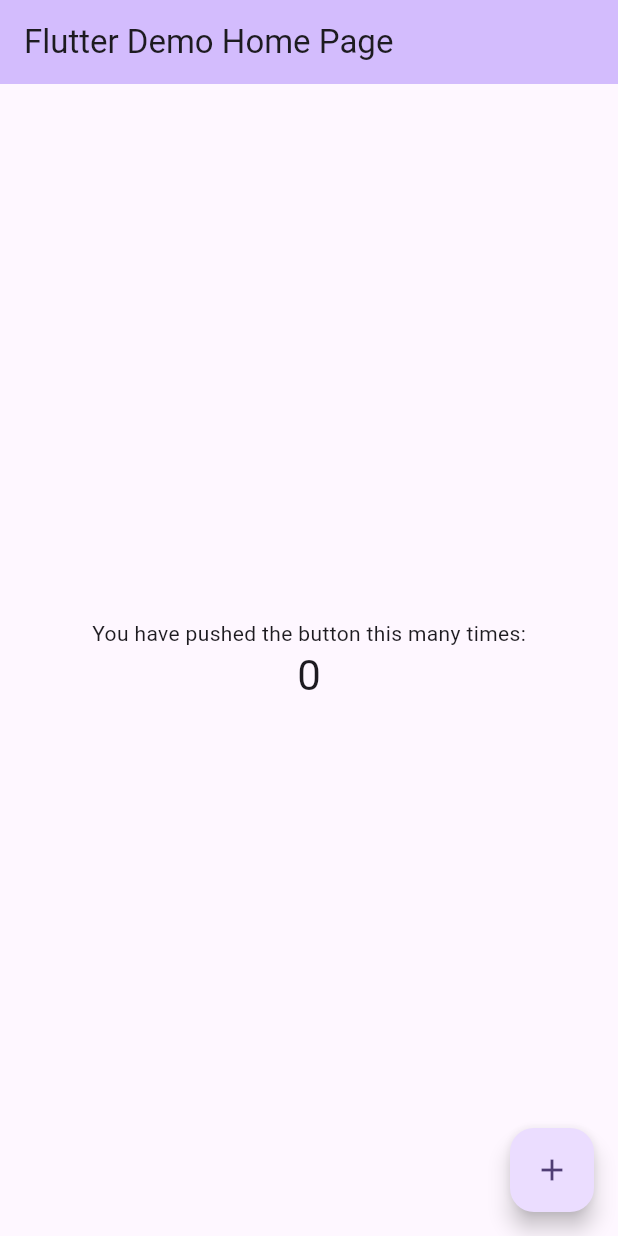
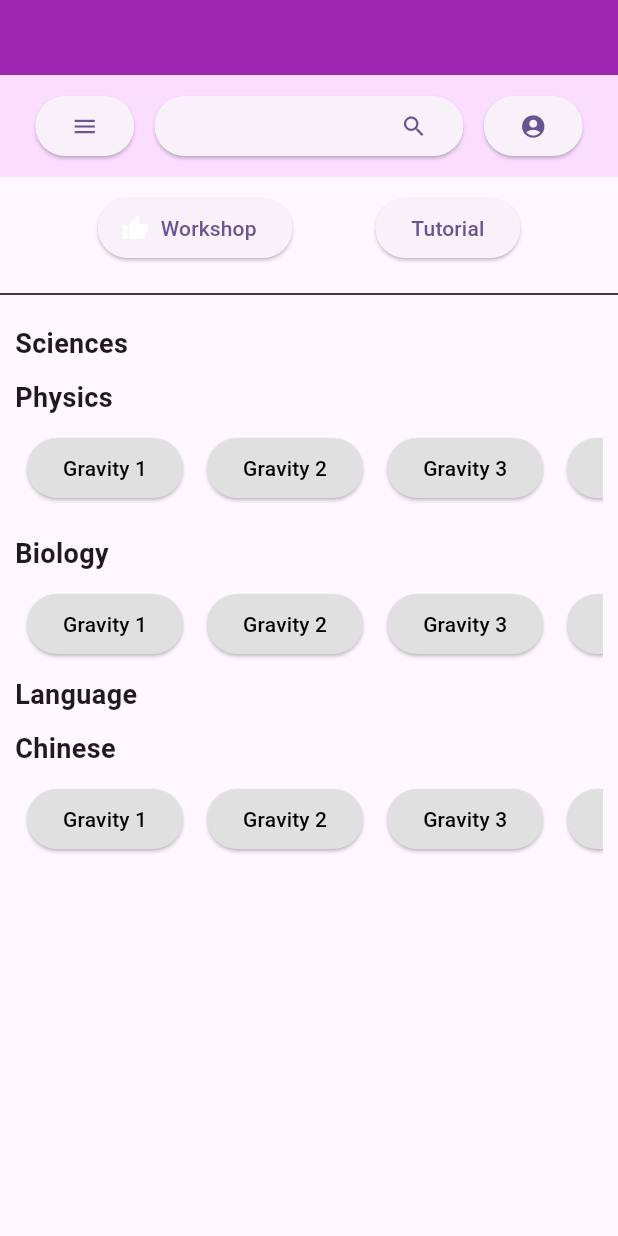
Before and after one commit to TadaaLenard/TechFest-LearningApps, a Flutter app: the screen it shows after launch, on a phone screen of 412 x 824 dp. Run offline on Flutter 3.47's test engine with Material 3 defaults, Android fonts, the phone set to English and light mode, and no system bars.

Commit message:
Siap template

```diff
--- /dev/null
+++ b/ilearn/lib/homepage.dart
@@ -0,0 +1,221 @@
+import 'package:flutter/material.dart';
+
+class MyHomePage extends StatefulWidget {
+  const MyHomePage({super.key, required this.title});
+
+  final String title;
+
+  @override
+  State<MyHomePage> createState() => _MyHomePageState();
+}
+
+class _MyHomePageState extends State<MyHomePage> {
+  int _counter = 0;
+
+  void _incrementCounter() {
+    setState(() {
+      // This call to setState tells the Flutter framework that something has
+      // changed in this State, which causes it to rerun the build method below
+      // so that the display can reflect the updated values. If we changed
+      // _counter without calling setState(), then the build method would not be
+      // called again, and so nothing would appear to happen.
+      _counter++;
+    });
+  }
+
+  @override
+  Widget build(BuildContext context) {
+    // This method is rerun every time setState is called, for instance as done
+    // by the _incrementCounter method above.
+    //
+    // The Flutter framework has been optimized to make rerunning build methods
+    // fast, so that you can just rebuild anything that needs updating rather
+    // than having to individually change instances of widgets.
+    return Scaffold(
+      body: SingleChildScrollView(
+        // Makes the screen scrollable
+        child: Center(
+          child: Column(
+            mainAxisAlignment: MainAxisAlignment.center,
+            children: [
+              Container(
+                height: 50, // Set height
+                color: Colors.purple, // Set background color
+              ),
+              Container(
+                color: const Color.fromARGB(
+                    255, 250, 221, 255), // Background color for the row
+                padding: EdgeInsets.all(10), // Optional padding
+                child: Row(
+                  mainAxisAlignment: MainAxisAlignment.spaceEvenly,
+                  children: [
+                    ElevatedButton(
+                      onPressed: () {
+                        print("Button Pressed!");
+                      },
+                      child: Icon(
+                        Icons.menu,
+                      ),
+                    ),
+                    SizedBox(
+                      width: MediaQuery.of(context).size.width * 0.5,
+                      child: ElevatedButton(
+                        onPressed: () {
+                          print("Button Pressed!");
+                        },
+                        child: Row(
+                            mainAxisAlignment: MainAxisAlignment.end,
+                            children: [
+                              Icon(
+                                Icons.search,
+                              ),
+                            ]),
+                      ),
+                    ),
+                    ElevatedButton(
+                      onPressed: () {
+                        print("Button Pressed!");
+                      },
+                      child: Icon(
+                        Icons.account_circle,
+                      ),
+                    )
+                  ],
+                ),
+              ),
+              Container(
+                padding: EdgeInsets.all(10),
+                child: Row(
+                  mainAxisAlignment: MainAxisAlignment.spaceEvenly,
+                  children: [
+                    ElevatedButton.icon(
+                      icon: Icon(Icons.thumb_up, color: Colors.white),
+                      onPressed: () {
+                        print("Button Pressed!");
+                      },
+                      label: Text("Workshop"),
+                    ),
+                    ElevatedButton(
+                      onPressed: () {
+                        print("Button Pressed!");
+                      },
+                      child: Text("Tutorial"),
+                    ),
+                  ],
+                ),
+              ),
+              Divider(
+                color: Colors.black, // Line color
+                thickness: 1, // Line thickness
+                height: 20, // Space around the divider
+              ),
+              Container(
+                padding: EdgeInsets.all(10),
+                child: Column(
+                  crossAxisAlignment: CrossAxisAlignment.start,
+                  children: [
+                    Text(
+                      "Sciences",
+                      style:
+                          TextStyle(fontSize: 18, fontWeight: FontWeight.bold),
+                    ),
+                    SizedBox(height: 10),
+                    Text(
+                      "Physics",
+                      style:
+                          TextStyle(fontSize: 18, fontWeight: FontWeight.bold),
+                    ),
+                    SizedBox(height: 10),
+                    ScrollableButtonList(
+                      items: [
+                        "Gravity 1",
+                        "Gravity 2",
+                        "Gravity 3",
+                        "Gravity 3",
+                        "Gravity 3"
+                      ],
+                    ),
+                    SizedBox(height: 10),
+                    SizedBox(height: 10),
+                    Text(
+                      "Biology",
+                      style:
+                          TextStyle(fontSize: 18, fontWeight: FontWeight.bold),
+                    ),
+                    SizedBox(height: 10),
+                    ScrollableButtonList(
+                      items: [
+                        "Gravity 1",
+                        "Gravity 2",
+                        "Gravity 3",
+                        "Gravity 3",
+                        "Gravity 3"
+                      ],
+                    ),
+                    SizedBox(height: 10),
+                    Text(
+                      "Language",
+                      style:
+                          TextStyle(fontSize: 18, fontWeight: FontWeight.bold),
+                    ),
+                    SizedBox(height: 10),
+                    Text(
+                      "Chinese",
+                      style:
+                          TextStyle(fontSize: 18, fontWeight: FontWeight.bold),
+                    ),
+                    SizedBox(height: 10),
+                    ScrollableButtonList(
+                      items: [
+                        "Gravity 1",
+                        "Gravity 2",
+                        "Gravity 3",
+                        "Gravity 3",
+                        "Gravity 3"
+                      ],
+                    ),
+                  ],
+                ),
+              ),
+            ],
+          ),
+        ),
+      ),
+    );
+  }
+}
+
+class ScrollableButtonList extends StatelessWidget {
+  final List<String> items;
+
+  ScrollableButtonList({required this.items});
+
+  @override
+  Widget build(BuildContext context) {
+    return SingleChildScrollView(
+      scrollDirection: Axis.horizontal,
+      child: Row(
+        children: items.map((item) {
+          return Padding(
+            padding: const EdgeInsets.symmetric(horizontal: 8.0),
+            child: ElevatedButton(
+              onPressed: () {
+                print("$item Clicked");
+              },
+              style: ElevatedButton.styleFrom(
+                backgroundColor: Colors.grey[300], // Light grey color
+                shape: RoundedRectangleBorder(
+                  borderRadius: BorderRadius.circular(20), // Rounded corners
+                ),
+              ),
+              child: Text(
+                item,
+                style: TextStyle(color: Colors.black), // Text color
+              ),
+            ),
+          );
+        }).toList(),
+      ),
+    );
+  }
+}
--- a/ilearn/lib/main.dart
+++ b/ilearn/lib/main.dart
@@ -1,4 +1,5 @@
 import 'package:flutter/material.dart';
+import 'package:ilearn/homepage.dart';
 
 void main() {
   runApp(const MyApp());
@@ -35,91 +36,3 @@ class MyApp extends StatelessWidget {
     );
   }
 }
-
-class MyHomePage extends StatefulWidget {
-  const MyHomePage({super.key, required this.title});
-
-  // This widget is the home page of your application. It is stateful, meaning
-  // that it has a State object (defined below) that contains fields that affect
-  // how it looks.
-
-  // This class is the configuration for the state. It holds the values (in this
-  // case the title) provided by the parent (in this case the App widget) and
-  // used by the build method of the State. Fields in a Widget subclass are
-  // always marked "final".
-
-  final String title;
-
-  @override
-  State<MyHomePage> createState() => _MyHomePageState();
-}
-
-class _MyHomePageState extends State<MyHomePage> {
-  int _counter = 0;
-
-  void _incrementCounter() {
-    setState(() {
-      // This call to setState tells the Flutter framework that something has
-      // changed in this State, which causes it to rerun the build method below
-      // so that the display can reflect the updated values. If we changed
-      // _counter without calling setState(), then the build method would not be
-      // called again, and so nothing would appear to happen.
-      _counter++;
-    });
-  }
-
-  @override
-  Widget build(BuildContext context) {
-    // This method is rerun every time setState is called, for instance as done
-    // by the _incrementCounter method above.
-    //
-    // The Flutter framework has been optimized to make rerunning build methods
-    // fast, so that you can just rebuild anything that needs updating rather
-    // than having to individually change instances of widgets.
-    return Scaffold(
-      appBar: AppBar(
-        // TRY THIS: Try changing the color here to a specific color (to
-        // Colors.amber, perhaps?) and trigger a hot reload to see the AppBar
-        // change color while the other colors stay the same.
-        backgroundColor: Theme.of(context).colorScheme.inversePrimary,
-        // Here we take the value from the MyHomePage object that was created by
-        // the App.build method, and use it to set our appbar title.
-        title: Text(widget.title),
-      ),
-      body: Center(
-        // Center is a layout widget. It takes a single child and positions it
-        // in the middle of the parent.
-        child: Column(
-          // Column is also a layout widget. It takes a list of children and
-          // arranges them vertically. By default, it sizes itself to fit its
-          // children horizontally, and tries to be as tall as its parent.
-          //
-          // Column has various properties to control how it sizes itself and
-          // how it positions its children. Here we use mainAxisAlignment to
-          // center the children vertically; the main axis here is the vertical
-          // axis because Columns are vertical (the cross axis would be
-          // horizontal).
-          //
-          // TRY THIS: Invoke "debug painting" (choose the "Toggle Debug Paint"
-          // action in the IDE, or press "p" in the console), to see the
-          // wireframe for each widget.
-          mainAxisAlignment: MainAxisAlignment.center,
-          children: <Widget>[
-            const Text(
-              'You have pushed the button this many times:',
-            ),
-            Text(
-              '$_counter',
-              style: Theme.of(context).textTheme.headlineMedium,
-            ),
-          ],
-        ),
-      ),
-      floatingActionButton: FloatingActionButton(
-        onPressed: _incrementCounter,
-        tooltip: 'Increment',
-        child: const Icon(Icons.add),
-      ), // This trailing comma makes auto-formatting nicer for build methods.
-    );
-  }
-}
```
Also changed, not shown: 1 other file.
